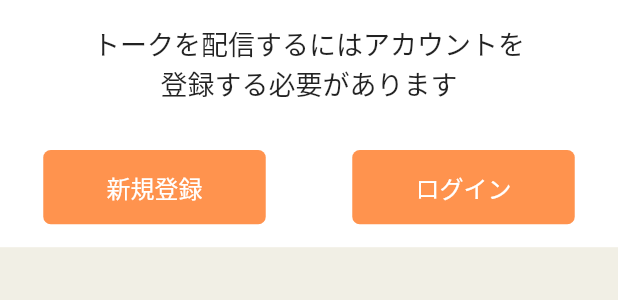
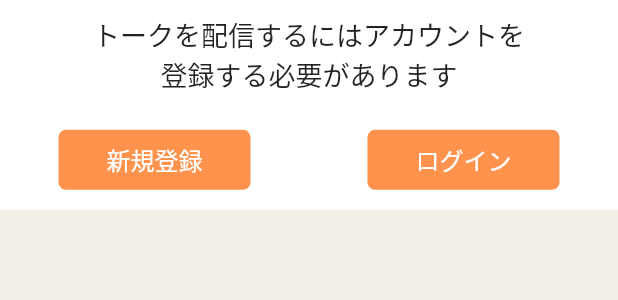
Before and after one commit to masa-tokyo/pop_talk, a Flutter app: the UnauthorizedMyTalkPage widget shown alone on an empty page, opened directly with empty values, on a phone screen of 412 x 824 dp. Shown: the top 300 px of the screen. Run offline on Flutter 3.47's test engine with Material 2 defaults, Android fonts, the phone set to English and light mode, and no system bars; our stand-ins replace cloud_firestore, firebase_auth, firebase_core, firebase_storage, flutter_dotenv, flutter_riverpod and 6 more; missing offline and left inert: flutter_sound; accounts and stored records are empty; network calls fail; statements that could not run were skipped; project files that could hold a hidden picture were left out.

Commit message:
ログイン前のマイトーク画面レイアウト修正

```diff
--- a/lib/presentation/ui/templates/my_talk/unauthorized_my_talk_page.dart
+++ b/lib/presentation/ui/templates/my_talk/unauthorized_my_talk_page.dart
@@ -1,4 +1,5 @@
 import 'package:flutter/material.dart';
+import 'package:flutter/services.dart';
 import 'package:pop_talk/domain/model/talk_item.dart';
 import 'package:pop_talk/presentation/ui/organisms/talk_tile.dart';
 import 'package:pop_talk/presentation/ui/pages/register.dart';
@@ -10,17 +11,15 @@ class UnauthorizedMyTalkPage extends StatelessWidget {
   final List<TalkItem> savedTalkItems;
   @override
   Widget build(BuildContext context) {
-    final height = MediaQuery.of(context).size.height;
-    final width = MediaQuery.of(context).size.width;
     return SingleChildScrollView(
       child: SizedBox(
-        width: width,
+        width: double.infinity,
         child: Column(
           children: [
             Container(
               margin: const EdgeInsets.only(bottom: 16),
               color: Colors.white,
-              height: height * 0.20,
+              constraints: const BoxConstraints(minHeight: 140, maxWidth: 565),
               child: Column(
                 mainAxisAlignment: MainAxisAlignment.spaceAround,
                 children: [
@@ -33,10 +32,8 @@ class UnauthorizedMyTalkPage extends StatelessWidget {
                     mainAxisAlignment: MainAxisAlignment.spaceAround,
                     children: [
                       ConstrainedBox(
-                        constraints: BoxConstraints.tightFor(
-                          width: width * 0.36,
-                          height: height * 0.06,
-                        ),
+                        constraints:
+                            const BoxConstraints(maxWidth: 150, minHeight: 20),
                         child: ElevatedButton(
                           onPressed: () => _showModalBottomSheet(
                             context: context,
@@ -46,8 +43,11 @@ class UnauthorizedMyTalkPage extends StatelessWidget {
                               .elevatedButtonTheme
                               .style
                               ?.copyWith(
-                                padding:
-                                    MaterialStateProperty.all(EdgeInsets.zero),
+                                padding: MaterialStateProperty.all(
+                                    const EdgeInsets.symmetric(
+                                  vertical: 8,
+                                  horizontal: 32,
+                                )),
                                 backgroundColor: MaterialStateProperty.all(
                                     Theme.of(context).primaryColor),
                               ),
@@ -55,10 +55,8 @@ class UnauthorizedMyTalkPage extends StatelessWidget {
                         ),
                       ),
                       ConstrainedBox(
-                        constraints: BoxConstraints.tightFor(
-                          width: width * 0.36,
-                          height: height * 0.06,
-                        ),
+                        constraints:
+                            const BoxConstraints(maxWidth: 150, minHeight: 20),
                         child: ElevatedButton(
                             onPressed: () => _showModalBottomSheet(
                                   context: context,
@@ -69,7 +67,10 @@ class UnauthorizedMyTalkPage extends StatelessWidget {
                                 .style
                                 ?.copyWith(
                                   padding: MaterialStateProperty.all(
-                                      EdgeInsets.zero),
+                                      const EdgeInsets.symmetric(
+                                    vertical: 8,
+                                    horizontal: 32,
+                                  )),
                                   backgroundColor: MaterialStateProperty.all(
                                       Theme.of(context).primaryColor),
                                 ),
@@ -80,9 +81,9 @@ class UnauthorizedMyTalkPage extends StatelessWidget {
                 ],
               ),
             ),
-            SizedBox(
-              height: height * 0.20 * savedTalkItems.length,
-              width: width * 0.90,
+            Container(
+              height: (175 * savedTalkItems.length).toDouble(),
+              constraints: const BoxConstraints(maxWidth: 600),
               child: ListView.builder(
                 physics: const NeverScrollableScrollPhysics(),
                 itemCount: savedTalkItems.length,
```
